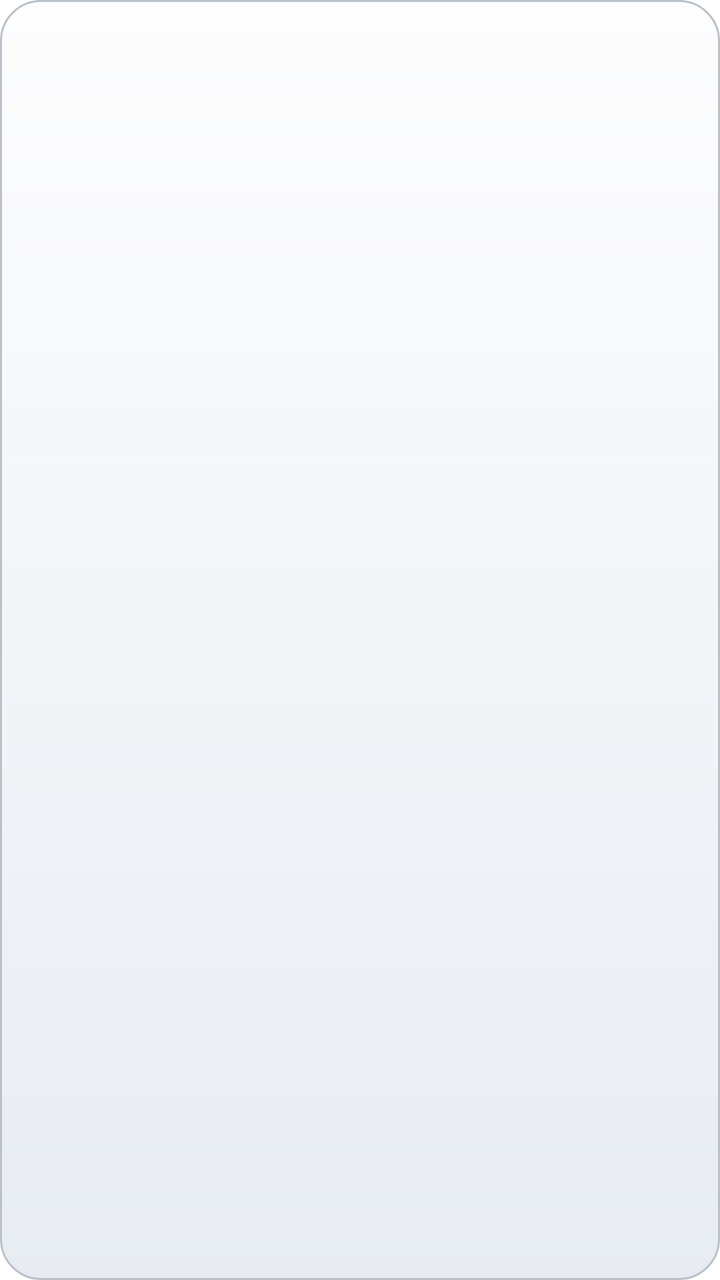
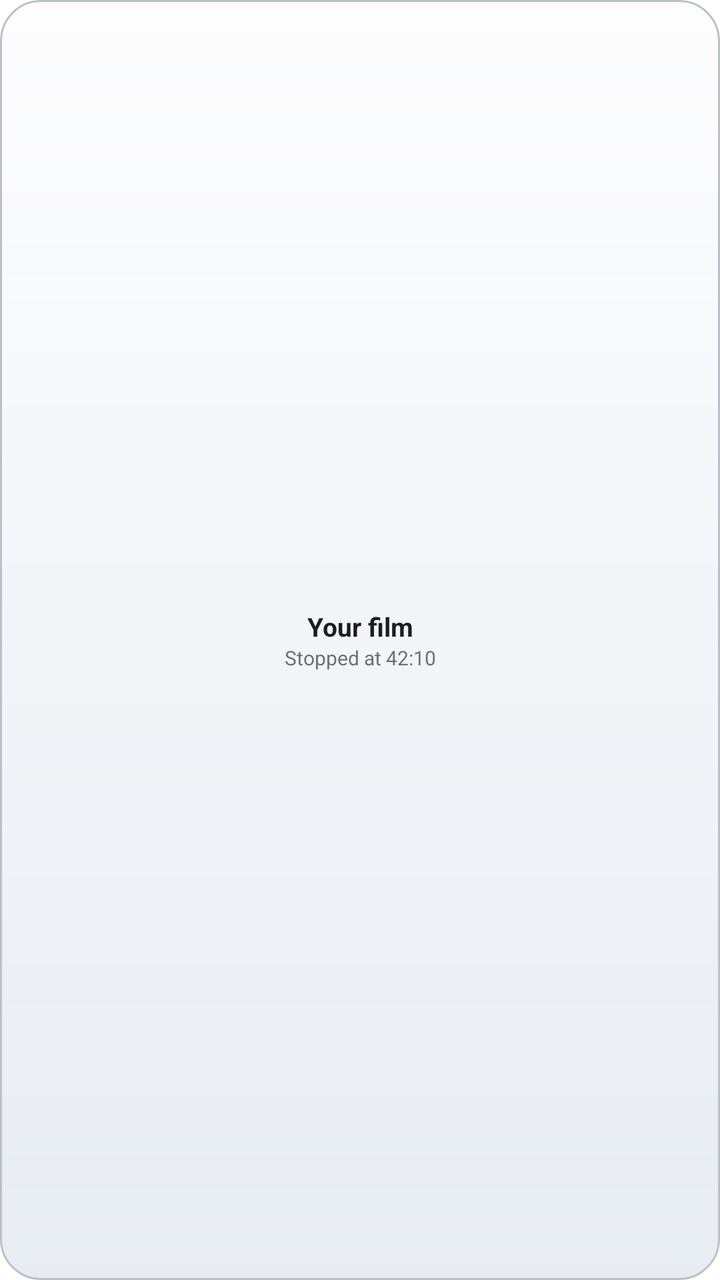

Two renders of the same Android screen: before a commit and after it. Below are the layout's source before the change and the commit's diff.
<!-- AndroidManifest.xml: fallback theme Theme.MaterialComponents.DayNight.NoActionBar -->
<!-- res/layout/widget_card_small.xml -->
<?xml version="1.0" encoding="utf-8"?>
<LinearLayout xmlns:android="http://schemas.android.com/apk/res/android" android:id="@+id/w_root" android:layout_width="match_parent" android:layout_height="match_parent"
    android:orientation="vertical" android:background="@drawable/wd_widget_bg" android:padding="6dp" android:gravity="center">
    <ImageView android:id="@+id/w_img" android:layout_width="match_parent" android:layout_height="0dp" android:layout_weight="1" android:scaleType="centerCrop"
        android:background="@drawable/wd_img_round" android:clipToOutline="true" android:visibility="gone"/>
    <TextView android:id="@+id/w_title" android:layout_width="match_parent" android:layout_height="wrap_content" android:gravity="center" android:textSize="13sp" android:textStyle="bold" android:maxLines="2" android:ellipsize="end" android:textColor="#FF1B1D21"/>
    <TextView android:id="@+id/w_text" android:layout_width="match_parent" android:layout_height="wrap_content" android:gravity="center" android:textSize="10sp" android:maxLines="1" android:ellipsize="end" android:textColor="#FF6B7078"/>
    <TextView android:id="@+id/w_label" android:layout_width="0dp" android:layout_height="0dp" android:visibility="gone"/>
    <ProgressBar android:id="@+id/w_bar" style="@android:style/Widget.ProgressBar.Horizontal" android:layout_width="match_parent" android:layout_height="4dp" android:layout_marginTop="3dp" android:max="100" android:progressDrawable="@drawable/wd_bar" android:visibility="gone"/>
    <TextView android:id="@+id/w_btn" android:layout_width="0dp" android:layout_height="0dp" android:visibility="gone"/>
</LinearLayout>
<!-- resources referenced by this layout -->
<resources>
  <!-- drawable wd_bar (drawable) -->
  <?xml version="1.0" encoding="utf-8"?>
  <layer-list xmlns:android="http://schemas.android.com/apk/res/android">
    <item android:id="@android:id/background"><shape><corners android:radius="6dp"/><solid android:color="#FFDCE1E7"/></shape></item>
    <item android:id="@android:id/progress"><clip><shape><corners android:radius="6dp"/><gradient android:startColor="#FF7FC0FF" android:endColor="#FF1E7FE8" android:angle="270"/></shape></clip></item>
  </layer-list>
  <!-- drawable wd_img_round (drawable) -->
  <?xml version="1.0" encoding="utf-8"?>
  <shape xmlns:android="http://schemas.android.com/apk/res/android"><corners android:radius="14dp"/><solid android:color="#33888888"/></shape>
  <!-- drawable wd_widget_bg (drawable) -->
  <?xml version="1.0" encoding="utf-8"?>
  <shape xmlns:android="http://schemas.android.com/apk/res/android" android:shape="rectangle">
      <gradient android:startColor="#F7FDFDFE" android:endColor="#F0E6EBF1" android:angle="270" />
      <corners android:radius="20dp" /><stroke android:width="1dp" android:color="#FFB9C1CA" />
  </shape>
</resources>

<!-- the commit's change to res/layout/widget_card_small.xml (unified diff, before → after) -->
@@ -3,9 +3,9 @@
     android:orientation="vertical" android:background="@drawable/wd_widget_bg" android:padding="6dp" android:gravity="center">
     <ImageView android:id="@+id/w_img" android:layout_width="match_parent" android:layout_height="0dp" android:layout_weight="1" android:scaleType="centerCrop"
         android:background="@drawable/wd_img_round" android:clipToOutline="true" android:visibility="gone"/>
-    <TextView android:id="@+id/w_title" android:layout_width="match_parent" android:layout_height="wrap_content" android:gravity="center" android:textSize="13sp" android:textStyle="bold" android:maxLines="2" android:ellipsize="end" android:textColor="#FF1B1D21"/>
-    <TextView android:id="@+id/w_text" android:layout_width="match_parent" android:layout_height="wrap_content" android:gravity="center" android:textSize="10sp" android:maxLines="1" android:ellipsize="end" android:textColor="#FF6B7078"/>
-    <TextView android:id="@+id/w_label" android:layout_width="0dp" android:layout_height="0dp" android:visibility="gone"/>
+    <TextView android:id="@+id/w_title" android:text="@string/wp_title" android:layout_width="match_parent" android:layout_height="wrap_content" android:gravity="center" android:textSize="13sp" android:textStyle="bold" android:maxLines="2" android:ellipsize="end" android:textColor="#FF1B1D21"/>
+    <TextView android:id="@+id/w_text" android:text="@string/wp_text" android:layout_width="match_parent" android:layout_height="wrap_content" android:gravity="center" android:textSize="10sp" android:maxLines="1" android:ellipsize="end" android:textColor="#FF6B7078"/>
+    <TextView android:id="@+id/w_label" android:text="@string/wp_label" android:layout_width="0dp" android:layout_height="0dp" android:visibility="gone"/>
     <ProgressBar android:id="@+id/w_bar" style="@android:style/Widget.ProgressBar.Horizontal" android:layout_width="match_parent" android:layout_height="4dp" android:layout_marginTop="3dp" android:max="100" android:progressDrawable="@drawable/wd_bar" android:visibility="gone"/>
     <TextView android:id="@+id/w_btn" android:layout_width="0dp" android:layout_height="0dp" android:visibility="gone"/>
 </LinearLayout>
<!-- resource entries referenced after the edit -->
@@ -15,5 +15,8 @@
       <gradient android:startColor="#F7FDFDFE" android:endColor="#F0E6EBF1" android:angle="270" />
       <corners android:radius="20dp" /><stroke android:width="1dp" android:color="#FFB9C1CA" />
   </shape>
+  <string name="wp_label">Continue watching</string>
+  <string name="wp_text">Stopped at 42:10</string>
+  <string name="wp_title">Your film</string>
 </resources>
 
